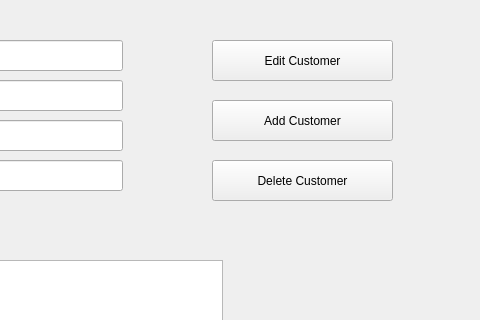
Old version of the form Admin.ui in the repository UnitedPuggs/The-Simps; both pictures show x 638 to 1118 and y 0 to 320 of the 1118 by 664 pixel window.
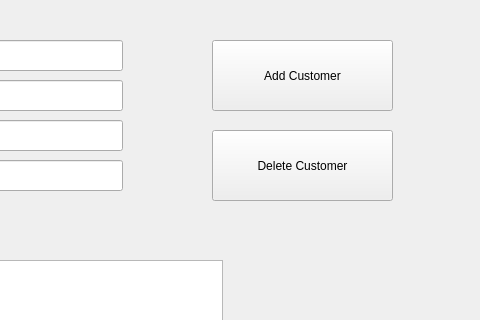
New version of the form. The open tabs and pages were chosen to show the change.

The edit to the form file:
```diff
--- a/Admin.ui
+++ b/Admin.ui
@@ -132,9 +132,9 @@
      <property name="geometry">
       <rect>
        <x>700</x>
-       <y>90</y>
+       <y>30</y>
        <width>181</width>
-       <height>41</height>
+       <height>71</height>
       </rect>
      </property>
      <property name="font">
@@ -147,25 +147,6 @@
       <string>Add Customer</string>
      </property>
     </widget>
-    <widget class="QPushButton" name="customerPage_editButton">
-     <property name="geometry">
-      <rect>
-       <x>700</x>
-       <y>30</y>
-       <width>181</width>
-       <height>41</height>
-      </rect>
-     </property>
-     <property name="font">
-      <font>
-       <family>Arial</family>
-       <pointsize>9</pointsize>
-      </font>
-     </property>
-     <property name="text">
-      <string>Edit Customer</string>
-     </property>
-    </widget>
     <widget class="QLineEdit" name="RebateLineEdit">
      <property name="geometry">
       <rect>
@@ -345,9 +326,9 @@
      <property name="geometry">
       <rect>
        <x>700</x>
-       <y>150</y>
+       <y>120</y>
        <width>181</width>
-       <height>41</height>
+       <height>71</height>
       </rect>
      </property>
      <property name="font">
```
